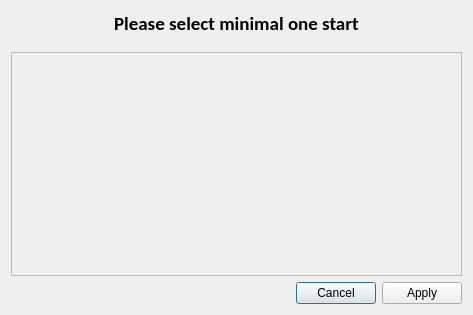
Above: src/orienteering_startlist_screen/ui/start_port_select_dialog.ui from lenz-exe/orienteering-startlist-screen before the change. Below: the same form after it.
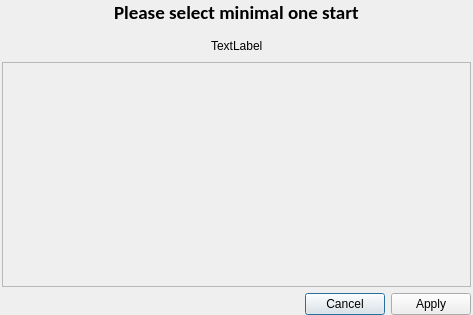
That is the form after the change. Icons and pictures are not drawn.

Commit message: added a max number of servers

Patch:
```diff
--- a/src/orienteering_startlist_screen/ui/start_port_select_dialog.ui
+++ b/src/orienteering_startlist_screen/ui/start_port_select_dialog.ui
@@ -18,6 +18,18 @@
     <normaloff>:/icons/images/logo.png</normaloff>:/icons/images/logo.png</iconset>
   </property>
   <layout class="QVBoxLayout" name="verticalLayout">
+   <property name="leftMargin">
+    <number>2</number>
+   </property>
+   <property name="topMargin">
+    <number>0</number>
+   </property>
+   <property name="rightMargin">
+    <number>2</number>
+   </property>
+   <property name="bottomMargin">
+    <number>0</number>
+   </property>
    <item>
     <widget class="QWidget" name="widget_4" native="true">
      <layout class="QHBoxLayout" name="horizontalLayout_3">
@@ -31,7 +43,7 @@
        <number>0</number>
       </property>
       <property name="bottomMargin">
-       <number>10</number>
+       <number>5</number>
       </property>
       <item>
        <spacer name="horizontalSpacer_3">
@@ -76,6 +88,57 @@
      </layout>
     </widget>
    </item>
+   <item>
+    <widget class="QWidget" name="widget_5" native="true">
+     <layout class="QHBoxLayout" name="horizontalLayout">
+      <property name="leftMargin">
+       <number>0</number>
+      </property>
+      <property name="topMargin">
+       <number>0</number>
+      </property>
+      <property name="rightMargin">
+       <number>0</number>
+      </property>
+      <property name="bottomMargin">
+       <number>0</number>
+      </property>
+      <item>
+       <spacer name="horizontalSpacer_5">
+        <property name="orientation">
+         <enum>Qt::Orientation::Horizontal</enum>
+        </property>
+        <property name="sizeHint" stdset="0">
+         <size>
+          <width>75</width>
+          <height>20</height>
+         </size>
+        </property>
+       </spacer>
+      </item>
+      <item>
+       <widget class="QLabel" name="label_max_servers">
+        <property name="text">
+         <string>TextLabel</string>
+        </property>
+       </widget>
+      </item>
+      <item>
+       <spacer name="horizontalSpacer_6">
+        <property name="orientation">
+         <enum>Qt::Orientation::Horizontal</enum>
+        </property>
+        <property name="sizeHint" stdset="0">
+         <size>
+          <width>75</width>
+          <height>20</height>
+         </size>
+        </property>
+       </spacer>
+      </item>
+     </layout>
+    </widget>
+   </item>
    <item>
     <widget class="QScrollArea" name="scrollArea">
      <property name="minimumSize">
@@ -92,8 +155,8 @@
        <rect>
         <x>0</x>
         <y>0</y>
-        <width>453</width>
-        <height>225</height>
+        <width>467</width>
+        <height>222</height>
        </rect>
       </property>
      </widget>
```
The commit also changes 5 other files.
